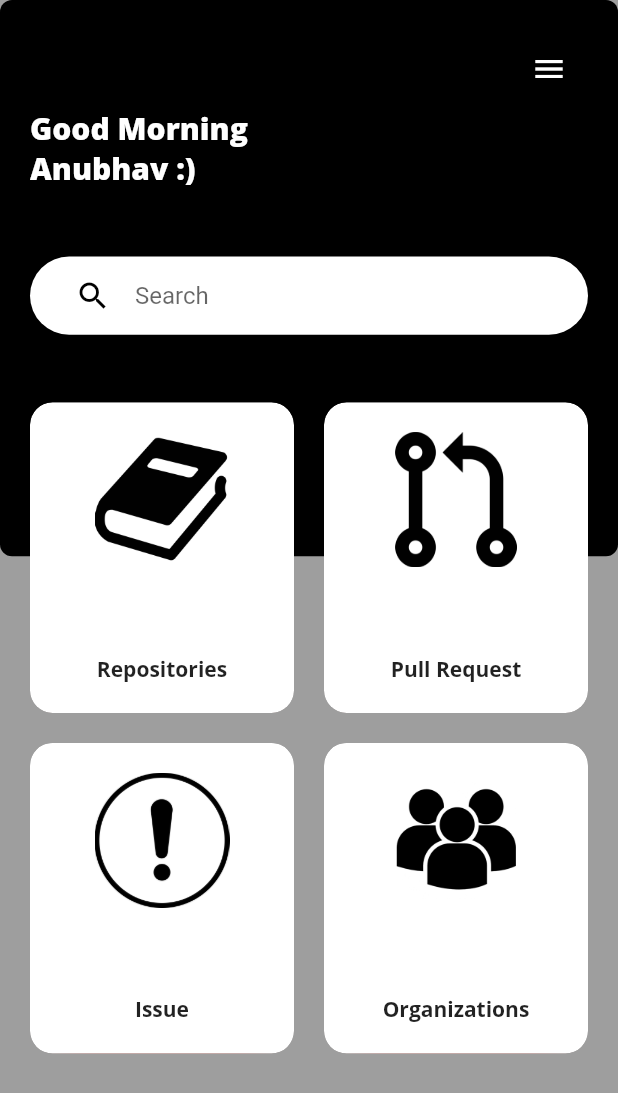
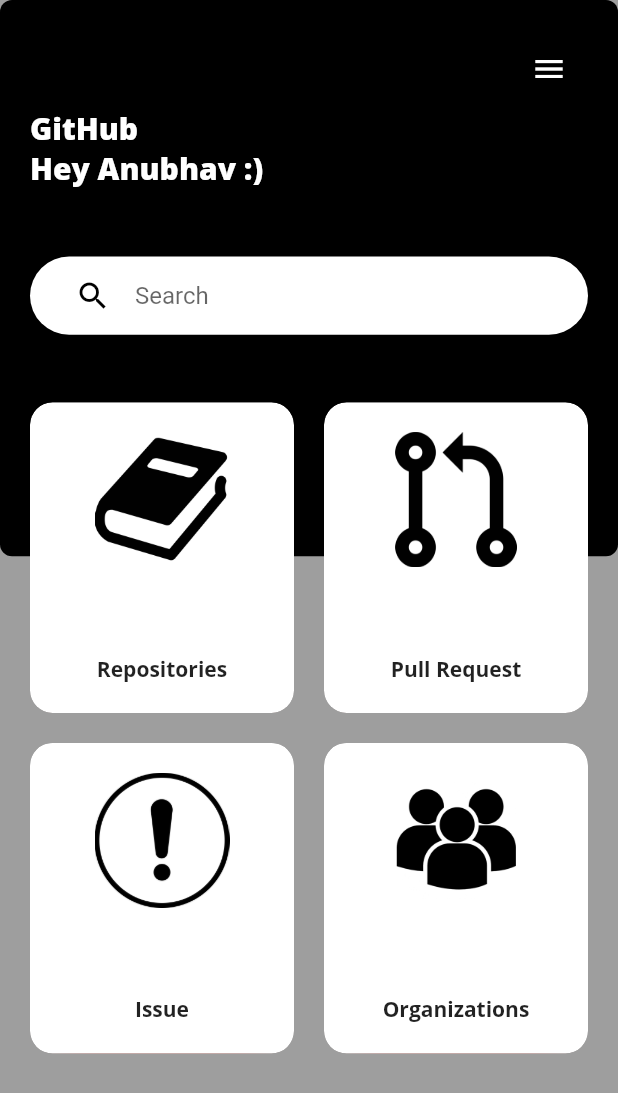
Before and after one commit to anubhav11803451/github_ui, a Flutter app: the HomeBody screen opened directly, on a phone screen of 412 x 824 dp. Shown: the top 1093 px of the screen. Run offline on Flutter 3.47's test engine with Material 2 defaults, Android fonts, the phone set to English and light mode, and no system bars; our stand-ins replace google_fonts, splashscreen.

Commit message:
Update homebody.dart

```diff
--- a/lib/screens/homebody.dart
+++ b/lib/screens/homebody.dart
@@ -40,7 +40,7 @@ class HomeBody extends StatelessWidget {
                     ),
                   ),
                   Text(
-                    'Good Morning \nAnubhav :)',
+                    'GitHub\nHey Anubhav :)',
                     style: GoogleFonts.openSans(
                         color: Colors.white,
                         fontWeight: FontWeight.w900,
```
